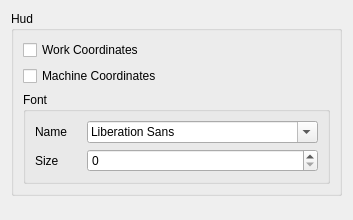
Before: the Qt Designer form Resources/preferences.ui in mlampert/Machinekit-Workbench, drawn with Qt 5.
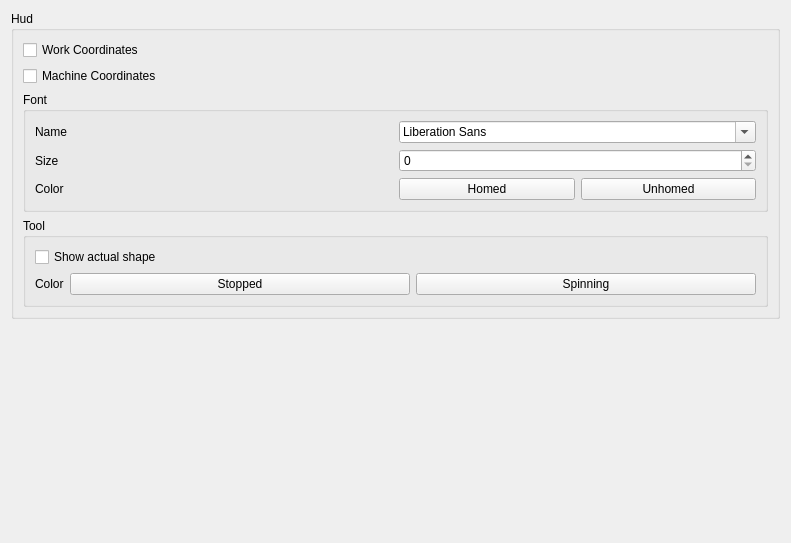
After: the same form once the commit is applied. Custom widgets are drawn as their Qt base class.

Commit message: Added preferences for hud colors

```diff
--- a/Resources/preferences.ui
+++ b/Resources/preferences.ui
@@ -6,8 +6,8 @@
    <rect>
     <x>0</x>
     <y>0</y>
-    <width>353</width>
-    <height>220</height>
+    <width>791</width>
+    <height>543</height>
    </rect>
   </property>
   <property name="windowTitle">
@@ -19,22 +19,22 @@
      <property name="title">
       <string>Hud</string>
      </property>
-     <layout class="QGridLayout" name="gridLayout">
-      <item row="0" column="0">
+     <layout class="QVBoxLayout" name="verticalLayout_2">
+      <item>
        <widget class="QCheckBox" name="workCoordinates">
         <property name="text">
          <string>Work Coordinates</string>
         </property>
        </widget>
       </item>
-      <item row="1" column="0">
+      <item>
        <widget class="QCheckBox" name="machineCoordinates">
         <property name="text">
          <string>Machine Coordinates</string>
         </property>
        </widget>
       </item>
-      <item row="2" column="0">
+      <item>
        <widget class="QGroupBox" name="groupBox_2">
         <property name="title">
          <string>Font</string>
@@ -50,9 +50,6 @@
          <item row="1" column="1">
           <widget class="QSpinBox" name="fontSize"/>
          </item>
-         <item row="0" column="1">
-          <widget class="QFontComboBox" name="fontName"/>
-         </item>
          <item row="0" column="0">
           <widget class="QLabel" name="label_2">
            <property name="text">
@@ -60,6 +57,109 @@
            </property>
           </widget>
          </item>
+         <item row="2" column="0">
+          <widget class="QLabel" name="label_3">
+           <property name="text">
+            <string>Color</string>
+           </property>
+          </widget>
+         </item>
+         <item row="2" column="1">
+          <widget class="QWidget" name="widget" native="true">
+           <layout class="QHBoxLayout" name="horizontalLayout">
+            <property name="leftMargin">
+             <number>0</number>
+            </property>
+            <property name="topMargin">
+             <number>0</number>
+            </property>
+            <property name="rightMargin">
+             <number>0</number>
+            </property>
+            <property name="bottomMargin">
+             <number>0</number>
+            </property>
+            <item>
+             <widget class="Gui::ColorButton" name="fontColorHomed">
+              <property name="text">
+               <string>Homed</string>
+              </property>
+             </widget>
+            </item>
+            <item>
+             <widget class="Gui::ColorButton" name="fontColorUnhomed">
+              <property name="text">
+               <string>Unhomed</string>
+              </property>
+             </widget>
+            </item>
+           </layout>
+          </widget>
+         </item>
+         <item row="0" column="1">
+          <widget class="QFontComboBox" name="fontName"/>
+         </item>
+        </layout>
+       </widget>
+      </item>
+      <item>
+       <widget class="QGroupBox" name="groupBox_3">
+        <property name="title">
+         <string>Tool</string>
+        </property>
+        <layout class="QGridLayout" name="gridLayout">
+         <item row="1" column="0">
+          <widget class="QLabel" name="label_4">
+           <property name="text">
+            <string>Color</string>
+           </property>
+          </widget>
+         </item>
+         <item row="1" column="1">
+          <widget class="QWidget" name="widget_2" native="true">
+           <property name="sizePolicy">
+            <sizepolicy hsizetype="Expanding" vsizetype="Preferred">
+             <horstretch>0</horstretch>
+             <verstretch>0</verstretch>
+            </sizepolicy>
+           </property>
+           <layout class="QHBoxLayout" name="horizontalLayout_2">
+            <property name="leftMargin">
+             <number>0</number>
+            </property>
+            <property name="topMargin">
+             <number>0</number>
+            </property>
+            <property name="rightMargin">
+             <number>0</number>
+            </property>
+            <property name="bottomMargin">
+             <number>0</number>
+            </property>
+            <item>
+             <widget class="Gui::ColorButton" name="toolColorStopped">
+              <property name="text">
+               <string>Stopped</string>
+              </property>
+             </widget>
+            </item>
+            <item>
+             <widget class="Gui::ColorButton" name="toolColorSpinning">
+              <property name="text">
+               <string>Spinning</string>
+              </property>
+             </widget>
+            </item>
+           </layout>
+          </widget>
+         </item>
+         <item row="0" column="0" colspan="2">
+          <widget class="QCheckBox" name="toolShowShape">
+           <property name="text">
+            <string>Show actual shape</string>
+           </property>
+          </widget>
+         </item>
         </layout>
        </widget>
       </item>
@@ -81,6 +181,13 @@
    </item>
   </layout>
  </widget>
+ <customwidgets>
+  <customwidget>
+   <class>Gui::ColorButton</class>
+   <extends>QPushButton</extends>
+   <header>Gui/Widgets.h</header>
+  </customwidget>
+ </customwidgets>
  <resources/>
  <connections/>
 </ui>
```
The commit also changes 2 other files.
